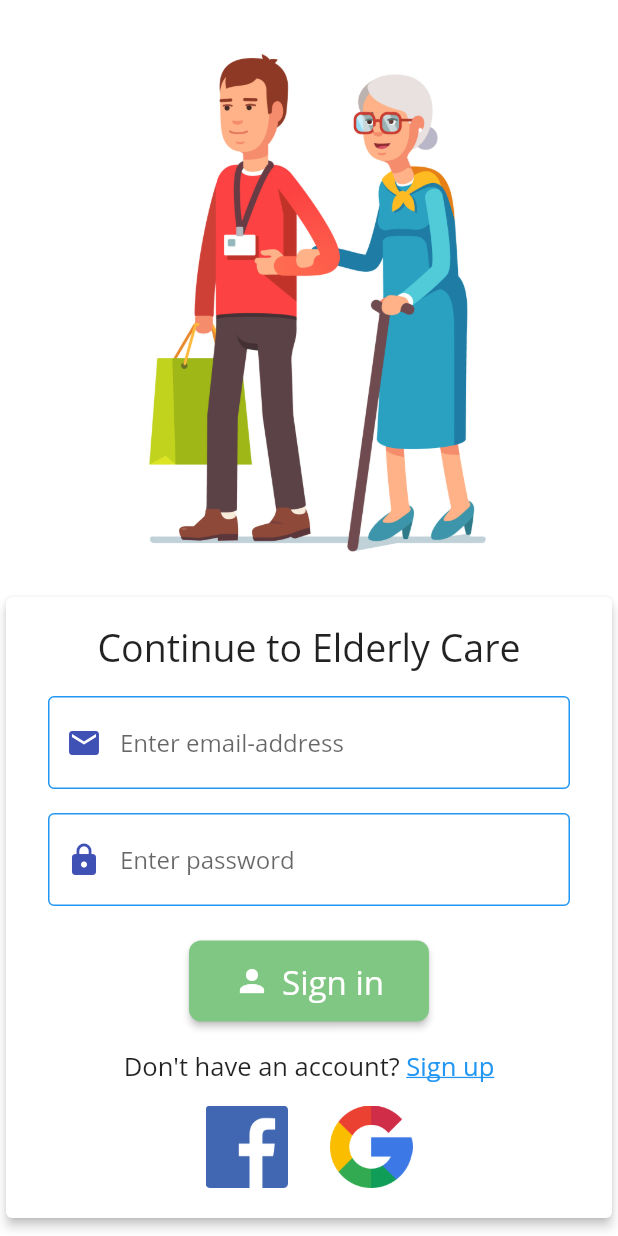
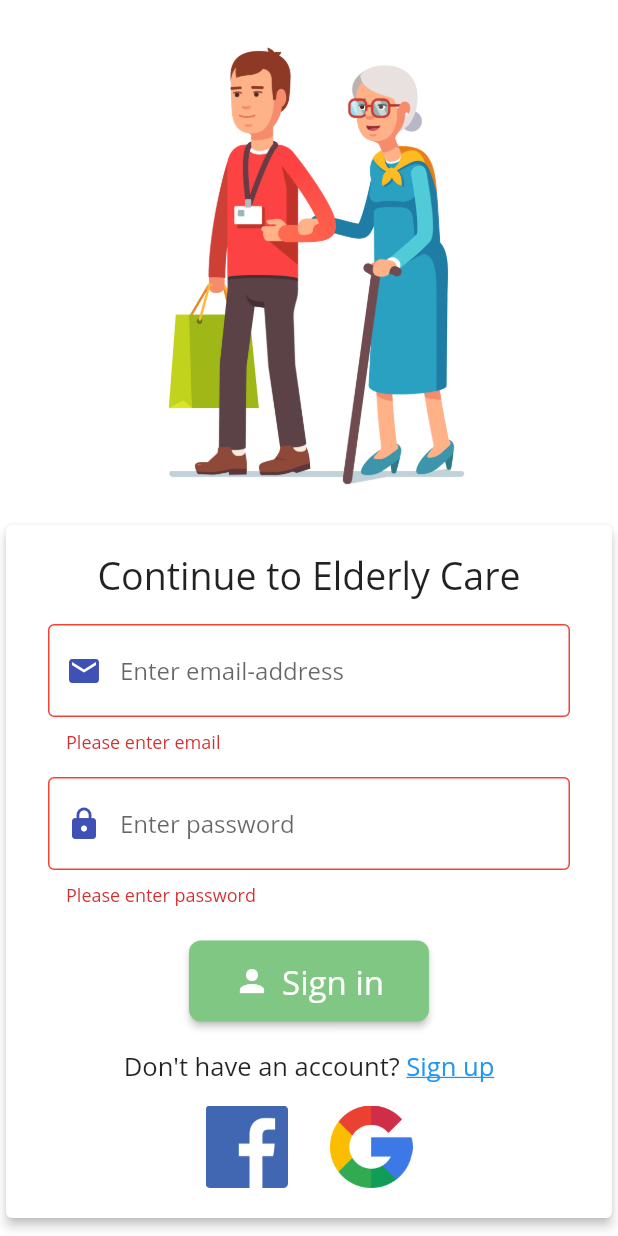
Before and after one commit to adarshbalu/elderly_app, a Flutter app: the screen it shows after launch, after a tap on "Sign in", on a phone screen of 412 x 824 dp. Run offline on Flutter 3.47's test engine with Material 2 defaults, Android fonts, the phone set to English and light mode, and no system bars; our stand-ins replace cloud_firestore, firebase_auth, firebase_storage, flutter_spinkit, font_awesome_flutter, geolocator and 7 more; missing offline and left inert: firebase_ml_vision, flutter_android, flutter_material_pickers, flutter_sms, mlkit, sweet_alert_dialogs; accounts and stored records are empty.

Commit message:
Added registration screen, fixed login screen and auth

```diff
--- a/lib/screens/login/login_screen.dart
+++ b/lib/screens/login/login_screen.dart
@@ -1,6 +1,9 @@
 import 'package:auto_size_text/auto_size_text.dart';
 import 'package:elderly_app/others/auth.dart';
 import 'package:elderly_app/others/constants.dart';
+import 'package:elderly_app/screens/home/home_screen.dart';
+import 'package:elderly_app/screens/login/email_auth.dart';
+import 'package:firebase_auth/firebase_auth.dart';
 import 'package:flutter/material.dart';
 
 class LoginScreen extends StatefulWidget {
@@ -13,6 +16,8 @@ class LoginScreen extends StatefulWidget {
 }
 
 class _LoginScreenState extends State<LoginScreen> {
+  final _loginFormKey = GlobalKey<FormState>();
+  FirebaseAuth _auth = FirebaseAuth.instance;
   Future<void> _signInWithGoogle() async {
     try {
       await widget.auth.signInWithGoogle();
@@ -27,6 +32,7 @@ class _LoginScreenState extends State<LoginScreen> {
   @override
   Widget build(BuildContext context) {
     return Scaffold(
+        resizeToAvoidBottomPadding: false,
         body: SafeArea(
           child: Column(
             mainAxisAlignment: MainAxisAlignment.start,
@@ -41,6 +47,8 @@ class _LoginScreenState extends State<LoginScreen> {
                 elevation: 3,
                 child: Container(
                   padding: EdgeInsets.fromLTRB(20, 8, 20, 20),
+                  child: Form(
+                    key: _loginFormKey,
                     child: Column(
                       children: <Widget>[
                         Padding(
@@ -52,41 +60,86 @@ class _LoginScreenState extends State<LoginScreen> {
                         ),
                         Container(
                           margin: EdgeInsets.all(8),
-                    child: TextField(
+                          child: TextFormField(
                             controller: emailController,
                             style: TextStyle(),
                             keyboardType: TextInputType.emailAddress,
                             decoration: InputDecoration(
+                              border: OutlineInputBorder(
+                                  borderSide: BorderSide(
+                                      color: Colors.blue,
+                                      style: BorderStyle.solid)),
+                              errorBorder: OutlineInputBorder(
+                                  borderSide: BorderSide(
+                                      color: Colors.red,
+                                      style: BorderStyle.solid)),
                               hintText: 'Enter email-address',
-                        prefixIcon: Icon(Icons.email, color: Colors.indigo),
+                              prefixIcon:
+                                  Icon(Icons.email, color: Colors.indigo),
                               focusedBorder: OutlineInputBorder(
                                   borderSide: BorderSide(
                                       color: Colors.indigo,
                                       style: BorderStyle.solid)),
                               enabledBorder: OutlineInputBorder(
                                   borderSide: BorderSide(
-                                color: Colors.blue, style: BorderStyle.solid)),
+                                      color: Colors.blue,
+                                      style: BorderStyle.solid)),
                             ),
+                            onChanged: (v) {
+                              _loginFormKey.currentState.validate();
+                            },
+                            validator: (value) {
+                              if (value.isEmpty) {
+                                return 'Please enter email';
+                              }
+                              if (!value.contains('@') || value.length < 5) {
+                                return 'Enter Valid Email';
+                              }
+                              return null;
+                            },
                           ),
                         ),
                         Container(
                           margin: EdgeInsets.all(8),
-                    child: TextField(
+                          child: TextFormField(
                             controller: passwordController,
                             style: TextStyle(),
+                            onChanged: (v) {
+                              _loginFormKey.currentState.validate();
+                            },
                             obscureText: true,
                             keyboardType: TextInputType.text,
                             decoration: InputDecoration(
                               hintText: 'Enter password',
-                        prefixIcon: Icon(Icons.lock, color: Colors.indigo),
+                              prefixIcon:
+                                  Icon(Icons.lock, color: Colors.indigo),
+                              border: OutlineInputBorder(
+                                  borderSide: BorderSide(
+                                      color: Colors.blue,
+                                      style: BorderStyle.solid)),
+                              errorBorder: OutlineInputBorder(
+                                  borderSide: BorderSide(
+                                      color: Colors.red,
+                                      style: BorderStyle.solid)),
                               focusedBorder: OutlineInputBorder(
                                   borderSide: BorderSide(
                                       color: Colors.indigo,
                                       style: BorderStyle.solid)),
                               enabledBorder: OutlineInputBorder(
                                   borderSide: BorderSide(
-                                color: Colors.blue, style: BorderStyle.solid)),
+                                      color: Colors.blue,
+                                      style: BorderStyle.solid)),
                             ),
+                            validator: (value) {
+                              if (value.isEmpty) {
+                                return 'Please enter password';
+                              }
+                              if (value.length < 8) {
+                                return 'Password must be more than 8 characters';
+                              }
+
+                              return null;
+                            },
                           ),
                         ),
                         SizedBox(
@@ -102,7 +155,11 @@ class _LoginScreenState extends State<LoginScreen> {
                           ),
                           color: Colors.green.shade300,
                           padding: EdgeInsets.fromLTRB(30, 12, 30, 12),
-                    onPressed: () {},
+                          onPressed: () async {
+                            if (_loginFormKey.currentState.validate()) {
+                              await loginUser();
+                            }
+                          },
                           label: Text(
                             'Sign in',
                             style: TextStyle(color: Colors.white, fontSize: 22),
@@ -122,7 +179,12 @@ class _LoginScreenState extends State<LoginScreen> {
                               ),
                             ),
                             GestureDetector(
-                        onTap: () {},
+                              onTap: () {
+                                Navigator.push(context,
+                                    MaterialPageRoute(builder: (context) {
+                                  return EmailRegister();
+                                }));
+                              },
                               child: Container(
                                 child: AutoSizeText('Sign up',
                                     style: TextStyle(
@@ -162,6 +224,7 @@ class _LoginScreenState extends State<LoginScreen> {
                     ),
                   ),
                 ),
+              ),
               SizedBox(
                 height: 8,
               ),
@@ -176,4 +239,13 @@ class _LoginScreenState extends State<LoginScreen> {
     passwordController.dispose();
     super.dispose();
   }
+
+  loginUser() async {
+    await _auth
+        .signInWithEmailAndPassword(
+            email: emailController.text, password: passwordController.text)
+        .then((value) {
+      Navigator.pushReplacementNamed(context, HomeScreen.id);
+    });
   }
+}
```
Also changed, not shown: lib/others/auth.dart (+0 -7 lines), lib/screens/login/email_auth.dart (added, +336 -0 lines). Lines whose indentation alone changed are shown as unchanged.
